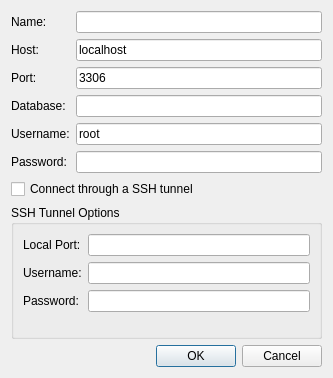
First picture: the form in ConfigureConnectionDialog.ui, repository mtorromeo/sqlantaresia, before the edit.
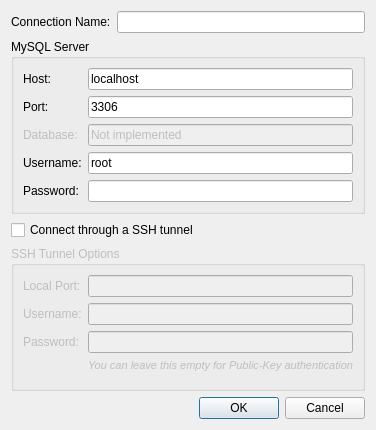
Second picture: the form after the edit.

Commit message: Improved the UI for the connection configuration dialog

```diff
--- a/ConfigureConnectionDialog.ui
+++ b/ConfigureConnectionDialog.ui
@@ -7,102 +7,138 @@
     <x>0</x>
     <y>0</y>
     <width>333</width>
-    <height>378</height>
+    <height>430</height>
    </rect>
   </property>
   <property name="windowTitle">
    <string>Configure Connection: </string>
   </property>
-  <layout class="QVBoxLayout" name="verticalLayout">
-   <item>
-    <layout class="QFormLayout" name="formLayout">
+  <layout class="QGridLayout" name="gridLayout_2">
+   <item row="0" column="0">
+    <widget class="QLabel" name="lblName">
+     <property name="text">
+      <string>Connection Name:</string>
+     </property>
+     <property name="buddy">
+      <cstring>txtName</cstring>
+     </property>
+    </widget>
+   </item>
      <item row="0" column="1">
       <widget class="QLineEdit" name="txtName"/>
      </item>
-     <item row="2" column="0">
+   <item row="1" column="0" colspan="2">
+    <widget class="QGroupBox" name="groupSqlServer">
+     <property name="title">
+      <string>MySQL Server</string>
+     </property>
+     <layout class="QGridLayout" name="gridLayout">
+      <item row="0" column="0">
       <widget class="QLabel" name="lblHost">
        <property name="text">
         <string>Host:</string>
        </property>
-      </widget>
-     </item>
-     <item row="2" column="1">
+        <property name="buddy">
+         <cstring>txtHost</cstring>
+        </property>
+       </widget>
+      </item>
+      <item row="0" column="1">
       <widget class="QLineEdit" name="txtHost">
        <property name="text">
         <string>localhost</string>
        </property>
       </widget>
      </item>
-     <item row="3" column="0">
+      <item row="1" column="0">
       <widget class="QLabel" name="lblPort">
        <property name="text">
         <string>Port:</string>
        </property>
-      </widget>
-     </item>
-     <item row="3" column="1">
+        <property name="buddy">
+         <cstring>txtPort</cstring>
+        </property>
+       </widget>
+      </item>
+      <item row="1" column="1">
       <widget class="QLineEdit" name="txtPort">
        <property name="text">
         <string>3306</string>
        </property>
       </widget>
      </item>
-     <item row="4" column="0">
+      <item row="2" column="0">
       <widget class="QLabel" name="lblDatabase">
+        <property name="enabled">
+         <bool>false</bool>
+        </property>
        <property name="text">
         <string>Database:</string>
        </property>
-      </widget>
-     </item>
-     <item row="4" column="1">
-      <widget class="QLineEdit" name="txtDatabase"/>
-     </item>
-     <item row="5" column="0">
+        <property name="buddy">
+         <cstring>txtDatabase</cstring>
+        </property>
+       </widget>
+      </item>
+      <item row="2" column="1">
+       <widget class="QLineEdit" name="txtDatabase">
+        <property name="enabled">
+         <bool>false</bool>
+        </property>
+        <property name="text">
+         <string>Not implemented</string>
+        </property>
+       </widget>
+      </item>
+      <item row="3" column="0">
       <widget class="QLabel" name="lblUsername">
        <property name="text">
         <string>Username:</string>
        </property>
-      </widget>
-     </item>
-     <item row="5" column="1">
+        <property name="buddy">
+         <cstring>txtUsername</cstring>
+        </property>
+       </widget>
+      </item>
+      <item row="3" column="1">
       <widget class="QLineEdit" name="txtUsername">
        <property name="text">
         <string>root</string>
        </property>
       </widget>
      </item>
-     <item row="6" column="0">
+      <item row="4" column="0">
       <widget class="QLabel" name="lblPassword">
        <property name="text">
         <string>Password:</string>
        </property>
-      </widget>
-     </item>
-     <item row="6" column="1">
+        <property name="buddy">
+         <cstring>txtPassword</cstring>
+        </property>
+       </widget>
+      </item>
+      <item row="4" column="1">
       <widget class="QLineEdit" name="txtPassword">
        <property name="echoMode">
         <enum>QLineEdit::Password</enum>
        </property>
       </widget>
      </item>
-     <item row="0" column="0">
-      <widget class="QLabel" name="lblName">
-       <property name="text">
-        <string>Name:</string>
-       </property>
-      </widget>
-     </item>
-    </layout>
+     </layout>
+    </widget>
    </item>
-   <item>
+   <item row="2" column="0" colspan="2">
     <widget class="QCheckBox" name="checkTunnel">
      <property name="text">
       <string>Connect through a SSH tunnel</string>
      </property>
     </widget>
    </item>
-   <item>
+   <item row="3" column="0" colspan="2">
     <widget class="QGroupBox" name="groupTunnel">
+     <property name="enabled">
+      <bool>false</bool>
+     </property>
      <property name="title">
       <string>SSH Tunnel Options</string>
      </property>
@@ -141,10 +177,23 @@
         </property>
        </widget>
       </item>
+      <item row="3" column="1">
+       <widget class="QLabel" name="label_2">
+        <property name="font">
+         <font>
+          <pointsize>8</pointsize>
+          <italic>true</italic>
+         </font>
+        </property>
+        <property name="text">
+         <string>You can leave this empty for Public-Key authentication</string>
+        </property>
+       </widget>
+      </item>
      </layout>
     </widget>
    </item>
-   <item>
+   <item row="4" column="0" colspan="2">
     <widget class="QDialogButtonBox" name="buttonBox">
      <property name="orientation">
       <enum>Qt::Horizontal</enum>
```
Left out of the diff: 9 changed lines with no effect on the pictures. Lines whose indentation alone changed are shown as unchanged. The commit also changes 1 other file.
